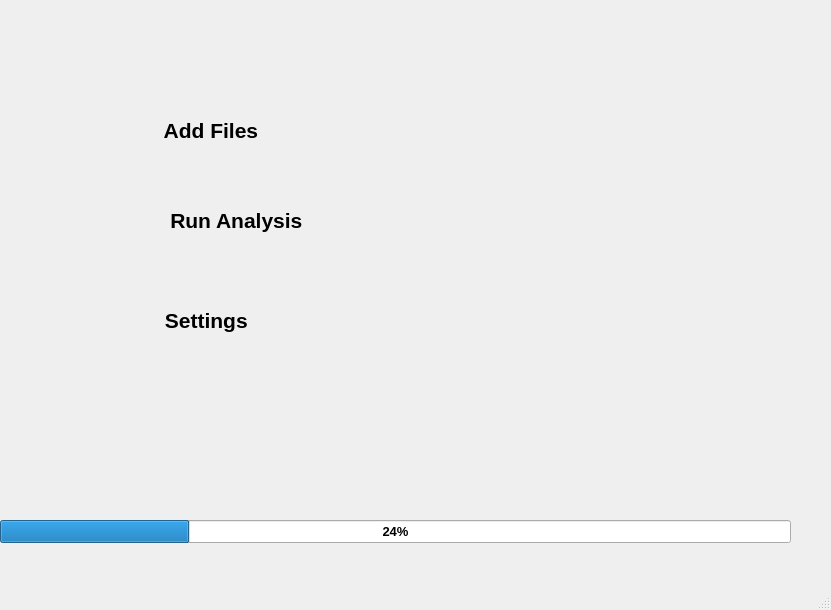
The window that New_App/app1.ui (apangasa/bestof) describes before a commit, drawn with Qt 5.
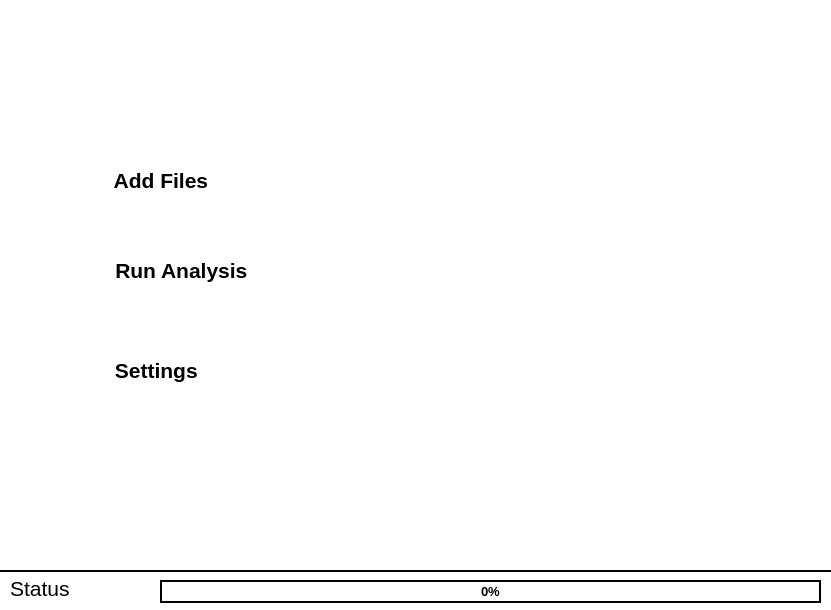
The same window after the commit. Icons and pictures are not drawn.

Commit message: I changed main menu and implemented loading bar and status.

The edit to the form file:
```diff
--- a/New_App/app1.ui
+++ b/New_App/app1.ui
@@ -20,50 +20,14 @@
    <string>MainWindow</string>
   </property>
   <property name="styleSheet">
-   <string notr="true">background:url(:/img/background.png) ;
-
-
-</string>
+   <string notr="true">background-color: white;</string>
   </property>
   <widget class="QWidget" name="centralwidget">
-   <widget class="QProgressBar" name="progressBar">
-    <property name="geometry">
-     <rect>
-      <x>0</x>
-      <y>520</y>
-      <width>791</width>
-      <height>23</height>
-     </rect>
-    </property>
-    <property name="font">
-     <font>
-      <pointsize>10</pointsize>
-      <weight>75</weight>
-      <bold>true</bold>
-     </font>
-    </property>
-    <property name="value">
-     <number>24</number>
-    </property>
-   </widget>
-   <widget class="QLabel" name="label">
-    <property name="geometry">
-     <rect>
-      <x>130</x>
-      <y>140</y>
-      <width>131</width>
-      <height>16</height>
-     </rect>
-    </property>
-    <property name="text">
-     <string/>
-    </property>
-   </widget>
    <widget class="QPushButton" name="Add">
     <property name="geometry">
      <rect>
-      <x>70</x>
-      <y>100</y>
+      <x>20</x>
+      <y>150</y>
       <width>271</width>
       <height>61</height>
      </rect>
@@ -104,9 +68,9 @@
    <widget class="QPushButton" name="Run">
     <property name="geometry">
      <rect>
-      <x>90</x>
-      <y>190</y>
-      <width>281</width>
+      <x>40</x>
+      <y>240</y>
+      <width>271</width>
       <height>61</height>
      </rect>
     </property>
@@ -144,8 +108,8 @@
    <widget class="QPushButton" name="Settings">
     <property name="geometry">
      <rect>
-      <x>70</x>
-      <y>290</y>
+      <x>20</x>
+      <y>340</y>
       <width>261</width>
       <height>61</height>
      </rect>
@@ -180,8 +144,90 @@
      </size>
     </property>
    </widget>
+   <widget class="QFrame" name="frame">
+    <property name="enabled">
+     <bool>true</bool>
+    </property>
+    <property name="geometry">
+     <rect>
+      <x>0</x>
+      <y>570</y>
+      <width>831</width>
+      <height>2</height>
+     </rect>
+    </property>
+    <property name="styleSheet">
+     <string notr="true">background: black;</string>
+    </property>
+    <property name="frameShape">
+     <enum>QFrame::StyledPanel</enum>
+    </property>
+    <property name="frameShadow">
+     <enum>QFrame::Raised</enum>
+    </property>
+   </widget>
+   <widget class="QProgressBar" name="progressBar">
+    <property name="enabled">
+     <bool>true</bool>
+    </property>
+    <property name="geometry">
+     <rect>
+      <x>160</x>
+      <y>580</y>
+      <width>661</width>
+      <height>23</height>
+     </rect>
+    </property>
+    <property name="font">
+     <font>
+      <pointsize>10</pointsize>
+      <weight>75</weight>
+      <bold>true</bold>
+     </font>
+    </property>
+    <property name="styleSheet">
+     <string notr="true">QProgressBar {
+    border: 2px solid black;
+   text-align: center;
+}
+
+QProgressBar::chunk {
+    background-color: #1976D3;
+    width: 20px;
+}</string>
+    </property>
+    <property name="value">
+     <number>0</number>
+    </property>
+    <property name="textVisible">
+     <bool>true</bool>
+    </property>
+    <property name="textDirection">
+     <enum>QProgressBar::TopToBottom</enum>
+    </property>
+   </widget>
+   <widget class="QLabel" name="Status">
+    <property name="geometry">
+     <rect>
+      <x>10</x>
+      <y>576</y>
+      <width>141</width>
+      <height>31</height>
+     </rect>
+    </property>
+    <property name="font">
+     <font>
+      <pointsize>16</pointsize>
+     </font>
+    </property>
+    <property name="text">
+     <string>Status</string>
+    </property>
+    <property name="alignment">
+     <set>Qt::AlignLeading|Qt::AlignLeft|Qt::AlignTop</set>
+    </property>
+   </widget>
   </widget>
-  <widget class="QStatusBar" name="statusbar"/>
  </widget>
  <resources>
   <include location="res.qrc.txt"/>
```
